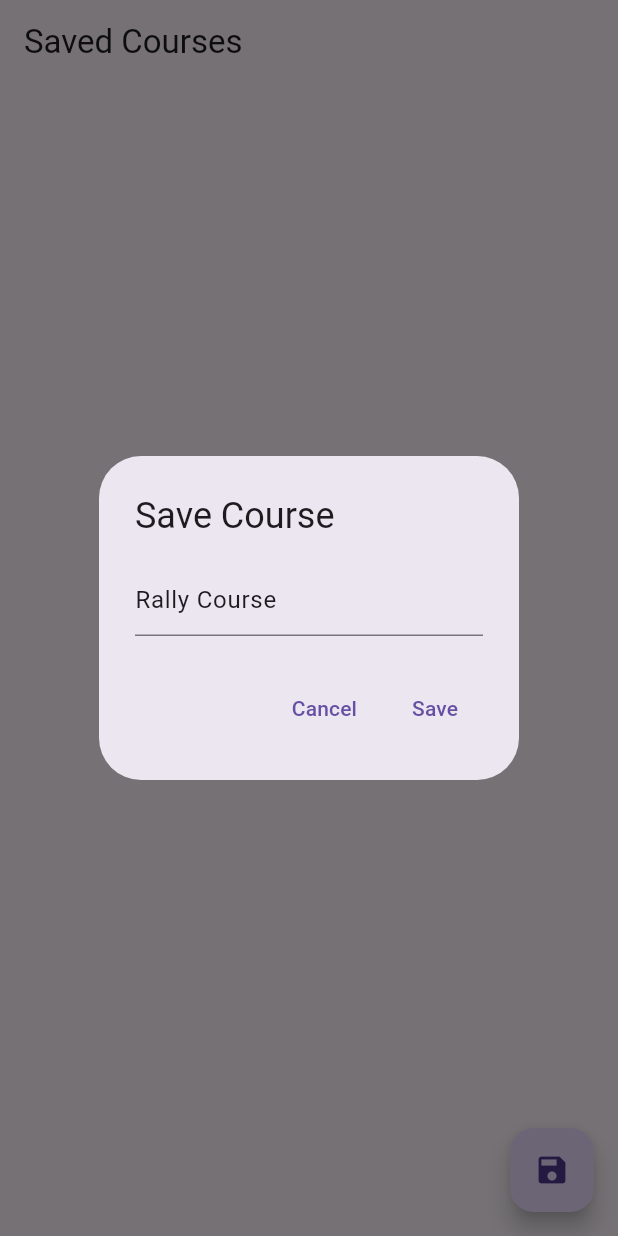
After one commit to carolynbarbour/rally-creator, a Flutter app: the SavedCoursesScreen screen opened by its route, after a tap on the "save" icon, on a phone screen of 412 x 824 dp. The commit adds this screen. Run offline on Flutter 3.47's test engine with Material 3 defaults, Android fonts, the phone set to English and light mode, and no system bars; our stand-ins replace firebase_core, firebase_database, flutter_riverpod, go_router, pdf, printing and 2 more; missing offline and left inert: matrix_gesture_detector; accounts and stored records are empty; generated files the repository leaves out were written again.

Commit message:
Add save and load functionality

```diff
--- /dev/null
+++ b/lib/course_state.dart
@@ -0,0 +1,32 @@
+import 'package:flutter/material.dart';
+import 'package:json_annotation/json_annotation.dart';
+import 'package:myapp/image_state.dart';
+
+part 'course_state.g.dart';
+
+@JsonSerializable()
+class CourseState {
+  final List<ImageState> images;
+  @JsonKey(fromJson: _sizeFromJson, toJson: _sizeToJson)
+  final Size dimensions;
+  final String title;
+
+  CourseState({
+    required this.images,
+    required this.dimensions,
+    required this.title,
+  });
+
+  factory CourseState.fromJson(Map<String, dynamic> json) =>
+      _$CourseStateFromJson(json);
+
+  Map<String, dynamic> toJson() => _$CourseStateToJson(this);
+}
+
+Size _sizeFromJson(Map<String, dynamic> json) {
+  return Size(json['width'] as double, json['height'] as double);
+}
+
+Map<String, dynamic> _sizeToJson(Size size) {
+  return {'width': size.width, 'height': size.height};
+}
--- a/lib/main.dart
+++ b/lib/main.dart
@@ -1,5 +1,4 @@
 import 'package:flutter/material.dart';
-import 'package:flutter_dotenv/flutter_dotenv.dart';
 import 'package:flutter_riverpod/flutter_riverpod.dart';
 import 'package:firebase_core/firebase_core.dart';
 import 'package:myapp/firebase_options.dart';
@@ -7,7 +6,6 @@ import 'package:myapp/router.dart';
 
 Future<void> main() async {
   WidgetsFlutterBinding.ensureInitialized();
-  await dotenv.load(fileName: '.env');
   await Firebase.initializeApp(options: DefaultFirebaseOptions.currentPlatform);
 
   runApp(const ProviderScope(child: MyApp()));
--- a/lib/router.dart
+++ b/lib/router.dart
@@ -1,6 +1,7 @@
 import 'package:go_router/go_router.dart';
 import 'package:myapp/screens/input_screen.dart';
 import 'package:myapp/screens/grid_screen.dart';
+import 'package:myapp/screens/saved_courses_screen.dart';
 import 'package:myapp/screens/settings_screen.dart';
 
 final router = GoRouter(
@@ -11,5 +12,9 @@ final router = GoRouter(
       path: '/settings',
       builder: (context, state) => const SettingsScreen(),
     ),
+    GoRoute(
+      path: '/saved',
+      builder: (context, state) => const SavedCoursesScreen(),
+    ),
   ],
 );
--- a/lib/screens/grid_screen.dart
+++ b/lib/screens/grid_screen.dart
@@ -35,6 +35,10 @@ class GridScreen extends ConsumerWidget {
       appBar: AppBar(
         title: Text(appTitle),
         actions: [
+          IconButton(
+            icon: const Icon(Icons.folder_open),
+            onPressed: () => context.push('/saved'),
+          ),
           IconButton(
             icon: const Icon(Icons.settings),
             onPressed: () => context.push('/settings'),
--- a/lib/screens/input_screen.dart
+++ b/lib/screens/input_screen.dart
@@ -3,6 +3,7 @@ import 'package:flutter_riverpod/flutter_riverpod.dart';
 import 'package:go_router/go_router.dart';
 import 'package:myapp/level_selection_provider.dart';
 import 'package:myapp/providers.dart';
+import 'package:myapp/saved_courses_provider.dart';
 
 class InputScreen extends ConsumerStatefulWidget {
   const InputScreen({super.key});
@@ -25,6 +26,8 @@ class _InputScreenState extends ConsumerState<InputScreen> {
   @override
   Widget build(BuildContext context) {
     final int courseLevel = ref.watch(levelProvider);
+    final savedCourses = ref.watch(savedCoursesProvider);
+
     return Scaffold(
       appBar: AppBar(title: const Text('Grid Dimensions')),
       body: Padding(
@@ -87,6 +90,20 @@ class _InputScreenState extends ConsumerState<InputScreen> {
               },
               child: const Text('Continue'),
             ),
+            const SizedBox(height: 16),
+            savedCourses.when(
+              data: (courses) {
+                if (courses.isEmpty) {
+                  return const SizedBox.shrink();
+                }
+                return ElevatedButton(
+                  onPressed: () => context.go('/saved'),
+                  child: const Text('Load Previously Saved Course'),
+                );
+              },
+              loading: () => const SizedBox.shrink(),
+              error: (e, st) => const SizedBox.shrink(),
+            ),
           ],
         ),
       ),
--- /dev/null
+++ b/lib/screens/saved_courses_screen.dart
@@ -0,0 +1,100 @@
+import 'package:flutter/material.dart';
+import 'package:flutter_riverpod/flutter_riverpod.dart';
+import 'package:go_router/go_router.dart';
+import 'package:myapp/course_state.dart';
+import 'package:myapp/providers.dart';
+import 'package:myapp/saved_courses_provider.dart';
+
+class SavedCoursesScreen extends ConsumerWidget {
+  const SavedCoursesScreen({super.key});
+
+  @override
+  Widget build(BuildContext context, WidgetRef ref) {
+    final savedCourses = ref.watch(savedCoursesProvider);
+
+    return Scaffold(
+      appBar: AppBar(title: const Text('Saved Courses')),
+      body: savedCourses.when(
+        data: (courses) => ListView.builder(
+          itemCount: courses.length,
+          itemBuilder: (context, index) {
+            final courseName = courses[index];
+            return ListTile(
+              title: Text(courseName),
+              onTap: () async {
+                final router = GoRouter.of(context);
+                final course = await ref
+                    .read(savedCoursesProvider.notifier)
+                    .loadCourse(courseName);
+                if (course != null) {
+                  ref
+                      .read(placedImagesProvider.notifier)
+                      .loadState(course.images);
+                  ref
+                      .read(gridDimensionsProvider.notifier)
+                      .setDimensions(course.dimensions);
+                  ref.read(appTitleProvider.notifier).setTitle(course.title);
+                  router.go('/grid');
+                }
+              },
+              trailing: IconButton(
+                icon: const Icon(Icons.delete),
+                onPressed: () {
+                  ref
+                      .read(savedCoursesProvider.notifier)
+                      .deleteCourse(courseName);
+                },
+              ),
+            );
+          },
+        ),
+        loading: () => const Center(child: CircularProgressIndicator()),
+        error: (error, stack) => Center(child: Text('Error: $error')),
+      ),
+      floatingActionButton: FloatingActionButton(
+        onPressed: () {
+          _showSaveDialog(context, ref);
+        },
+        child: const Icon(Icons.save),
+      ),
+    );
+  }
+
+  void _showSaveDialog(BuildContext context, WidgetRef ref) {
+    final controller = TextEditingController(text: ref.read(appTitleProvider));
+    showDialog(
+      context: context,
+      builder: (context) => AlertDialog(
+        title: const Text('Save Course'),
+        content: TextField(
+          controller: controller,
+          decoration: const InputDecoration(hintText: 'Enter course name'),
+        ),
+        actions: [
+          TextButton(
+            onPressed: () => Navigator.pop(context),
+            child: const Text('Cancel'),
+          ),
+          TextButton(
+            onPressed: () async {
+              final navigator = Navigator.of(context);
+              final name = controller.text;
+              if (name.isNotEmpty) {
+                final course = CourseState(
+                  images: ref.read(placedImagesProvider),
+                  dimensions: ref.read(gridDimensionsProvider),
+                  title: ref.read(appTitleProvider),
+                );
+                await ref
+                    .read(savedCoursesProvider.notifier)
+                    .saveCourse(name, course);
+                navigator.pop();
+              }
+            },
+            child: const Text('Save'),
+          ),
+        ],
+      ),
+    );
+  }
+}
--- a/pubspec.yaml
+++ b/pubspec.yaml
@@ -40,7 +40,9 @@ dependencies:
   collection: ^1.18.0
   pdf: ^3.11.0
   printing: ^5.12.0
-  path_provider: ^2.1.3
+  path_provider: ^2.1.5
+  shared_preferences: ^2.5.3
+  json_annotation: ^4.9.0
 
 dev_dependencies:
   flutter_test:
@@ -54,6 +56,7 @@ dev_dependencies:
   flutter_lints: ^5.0.0
   build_runner: ^2.7.1
   riverpod_generator: ^3.0.0
+  json_serializable: ^6.11.1
 
 
 # For information on the generic Dart part of this file, see the
```
Also changed, not shown: lib/image_state.dart (+33 -1 lines), lib/saved_courses_provider.dart (added, +43 -0 lines), lib/course_state.g.dart (added), lib/image_state.g.dart (added), lib/providers.g.dart, lib/saved_courses_provider.g.dart (added), pubspec.lock.
